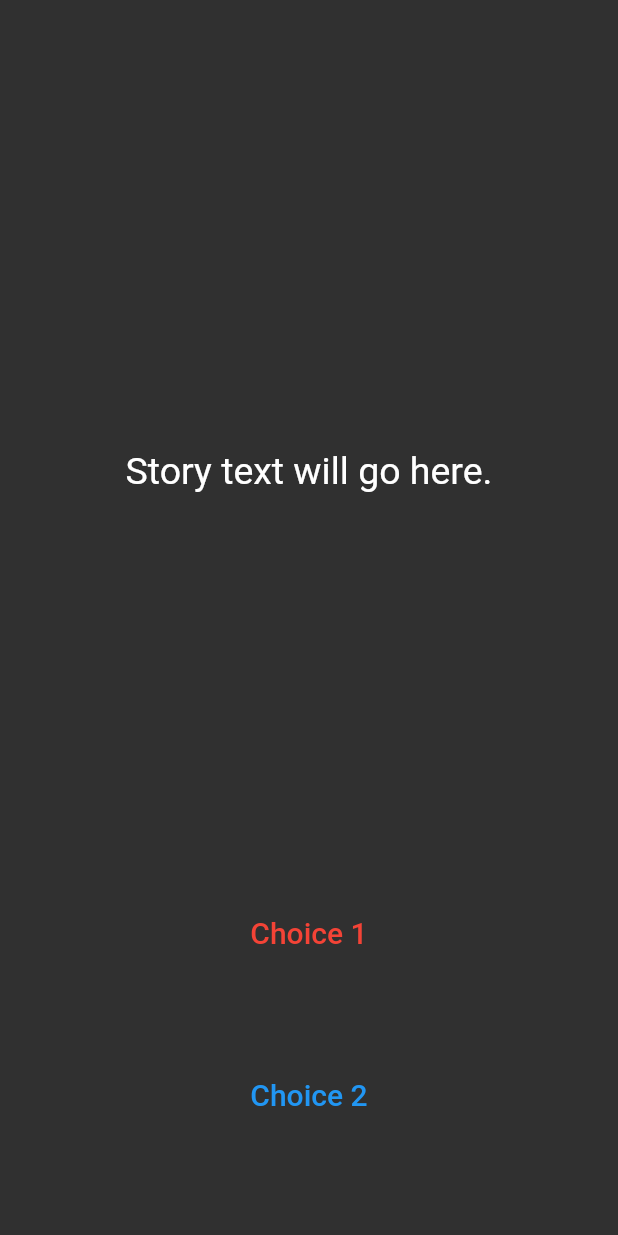
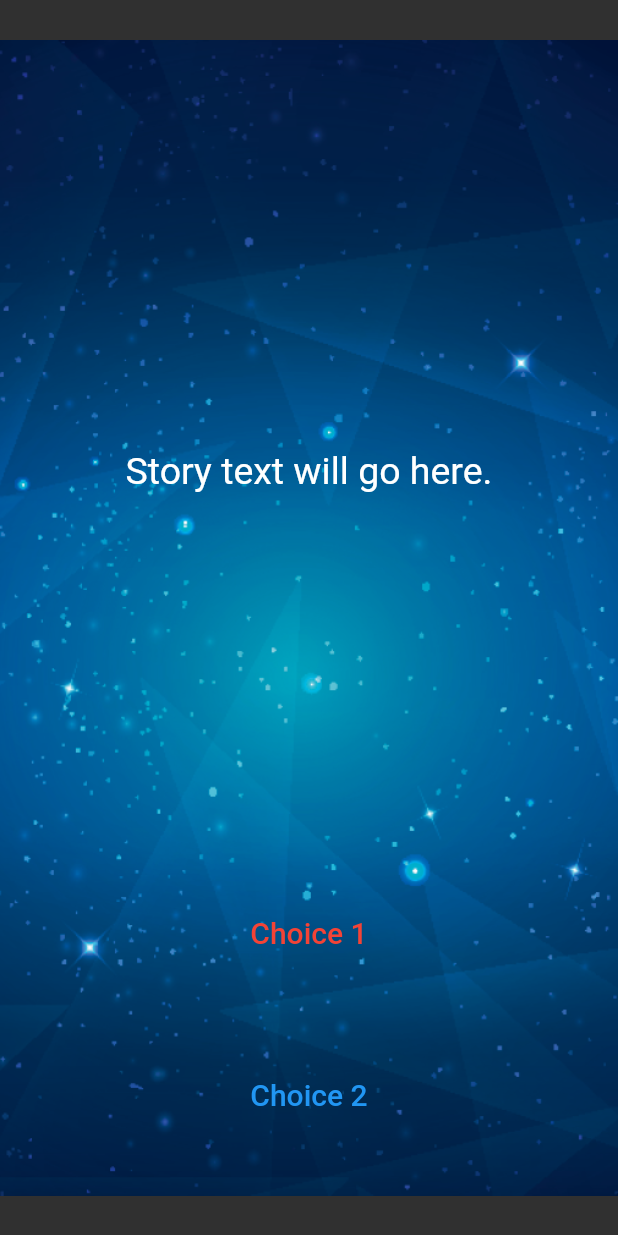
Before and after one commit to ashutosh-0907/distini_challenge, a Flutter app: the screen it shows after launch, on a phone screen of 412 x 824 dp. Run offline on Flutter 3.47's test engine with Material 2 defaults, Android fonts, the phone set to English and light mode, and no system bars.

```diff
--- a/lib/main.dart
+++ b/lib/main.dart
@@ -25,6 +25,13 @@ class _StoryPageState extends State<StoryPage> {
     return Scaffold(
       body: Container(
         //TODO: Step 1 - Add background.png to this Container as a background image.
+
+        decoration: BoxDecoration(
+          image:DecorationImage(
+          image: AssetImage('images/background.png'),
+        ),
+        ),
+
         padding: EdgeInsets.symmetric(vertical: 50.0, horizontal: 15.0),
         constraints: BoxConstraints.expand(),
         child: SafeArea(
```
